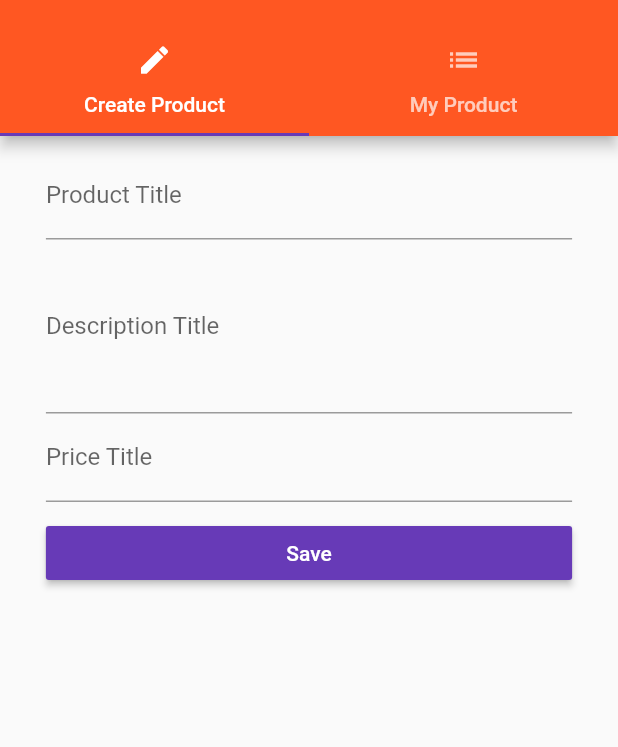
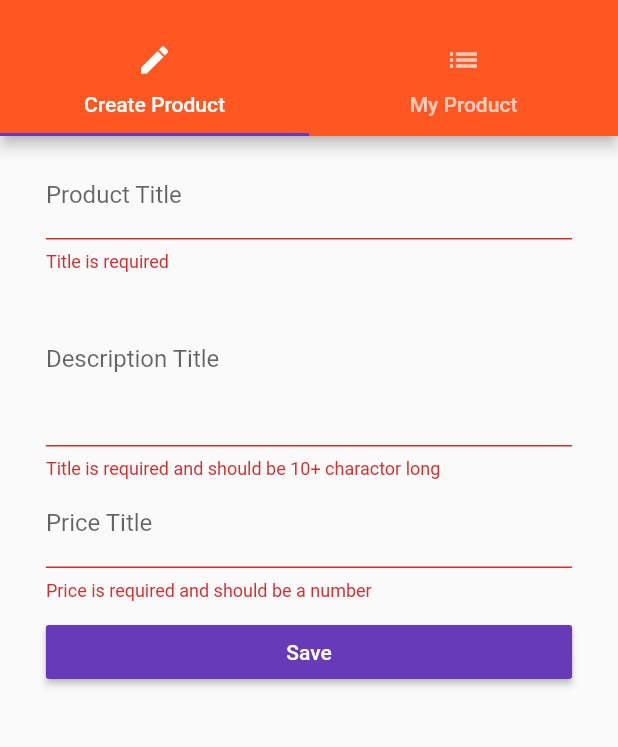
Before and after one commit to AnhVietPham/Learning_Flutter, a Flutter app: the ProductsAdminPage screen opened by its route, after a tap on "Save", on a phone screen of 412 x 824 dp, the part 59-806 px from its top. Run offline on Flutter 3.47's test engine with Material 2 defaults, Android fonts, the phone set to English and light mode, and no system bars.

Commit message:
Learning Flutter : Done 127 lecture

```diff
--- a/lib/pages/product_create.dart
+++ b/lib/pages/product_create.dart
@@ -20,6 +20,11 @@ class _ProductCreatePageState extends State<ProductCreatePage> {
   Widget _buildTitleTextField() {
     return TextFormField(
       decoration: InputDecoration(labelText: 'Product Title'),
+      validator: (String value) {
+        if (value.isEmpty) {
+          return 'Title is required';
+        }
+      },
       onSaved: (String value) {
         setState(() {
           titleValue = value;
@@ -32,6 +37,11 @@ class _ProductCreatePageState extends State<ProductCreatePage> {
     return TextFormField(
       decoration: InputDecoration(labelText: 'Description Title'),
       maxLines: 4,
+      validator: (String value) {
+        if (value.isEmpty || value.length < 10) {
+          return 'Title is required and should be 10+ charactor long';
+        }
+      },
       onSaved: (String value) {
         setState(() {
           descriptionValue = value;
@@ -44,6 +54,11 @@ class _ProductCreatePageState extends State<ProductCreatePage> {
     return TextFormField(
       decoration: InputDecoration(labelText: 'Price Title'),
       keyboardType: TextInputType.number,
+      validator: (String value){
+        if (value.isEmpty || RegExp(r'^(?:[1-9]\d*|0)?(?:[.,]\d+)?$').hasMatch(value)) {
+          return 'Price is required and should be a number';
+        }
+      },
       onSaved: (String value) {
         setState(() {
           priceValue = double.parse(value);
@@ -53,6 +68,9 @@ class _ProductCreatePageState extends State<ProductCreatePage> {
   }
 
   void _submitForm() {
+    if (!fromState.currentState.validate()) {
+      return;
+    }
     fromState.currentState.save();
     final Map<String, dynamic> product = {
       'title': titleValue,
```
